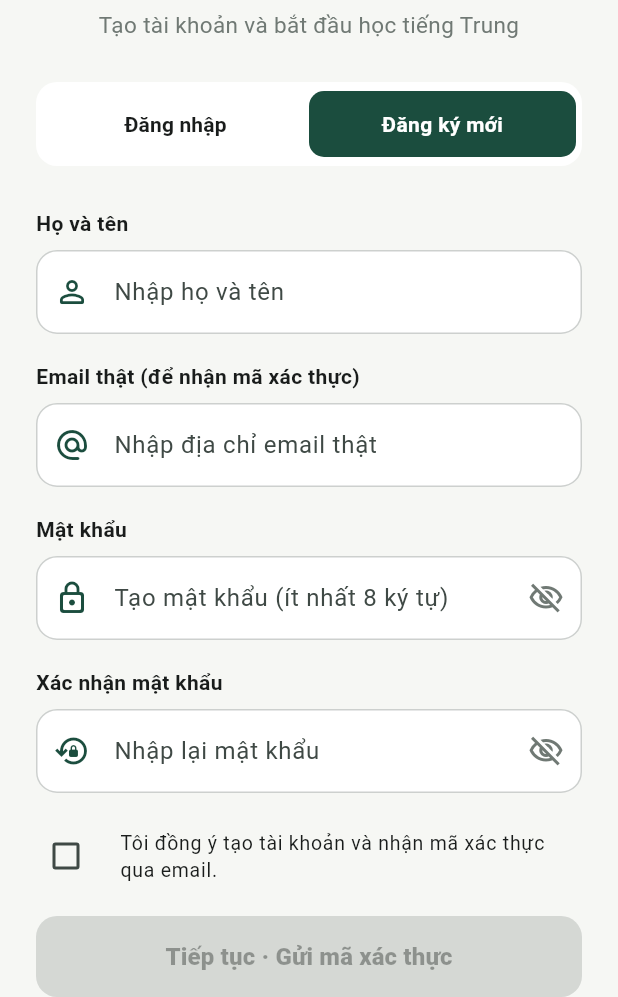
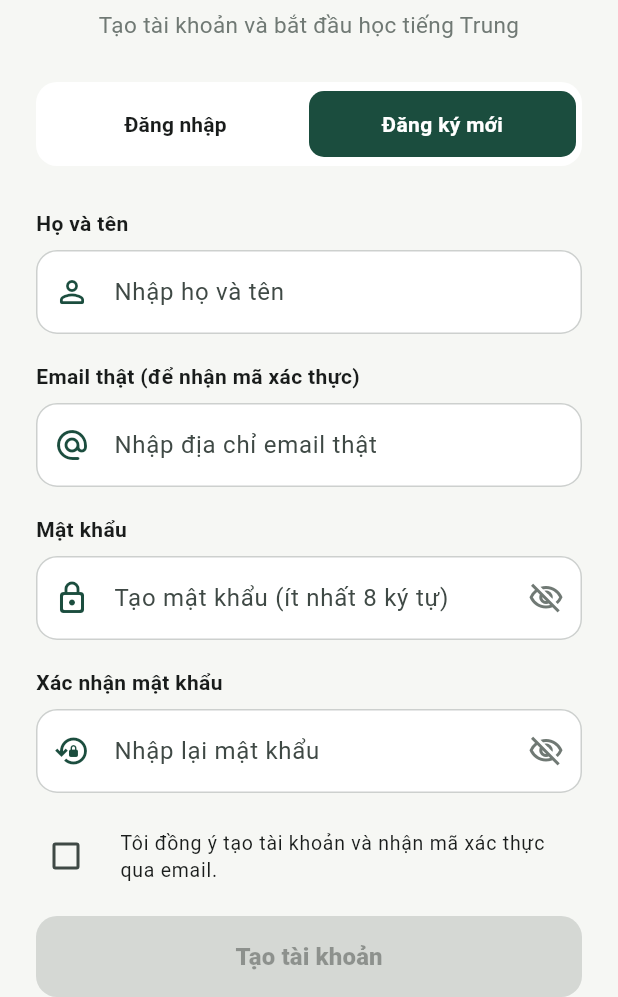
Before and after one commit to Tsukiezz/-Practice-Chinese, a Flutter app: the screen it shows after launch, after a tap on "Đăng ký mới", on a phone screen of 412 x 824 dp, the part 239-1236 px from its top. Run offline on Flutter 3.47's test engine with Material 3 defaults, Android fonts, the phone set to English and light mode, and no system bars; our stand-ins replace audioplayers, shared_preferences, web; Roboto replaces fonts that are missing (HanziGoHSK); project files that could hold a hidden picture were left out.

Commit message:
fix: lint cleanups, dev requirements, and update auth_screens_test for OTP flow

```diff
--- a/lib/src/app.dart
+++ b/lib/src/app.dart
@@ -294,9 +294,9 @@ class _AppShellState extends State<AppShell> {
                       onTap: () => setState(() => _index = 6),
                       child: Container(
                         padding: const EdgeInsets.symmetric(horizontal: 10, vertical: 5),
-                        decoration: BoxDecoration(
-                          color: const Color(0xFFE9F3ED),
-                          borderRadius: BorderRadius.circular(20),
+                        decoration: const BoxDecoration(
+                          color: Color(0xFFE9F3ED),
+                          borderRadius: BorderRadius.all(Radius.circular(20)),
                         ),
                         child: Row(
                           mainAxisSize: MainAxisSize.min,
--- a/lib/src/screens/login_screen.dart
+++ b/lib/src/screens/login_screen.dart
@@ -1,7 +1,5 @@
 import 'guest_dictionary_screen.dart';
-import '../services/web_navigation.dart';
 
-import 'package:flutter/foundation.dart';
 import 'package:flutter/material.dart';
 import 'package:http/http.dart' as http;
 
--- a/lib/src/screens/register_screen.dart
+++ b/lib/src/screens/register_screen.dart
@@ -163,7 +163,8 @@ class _RegisterScreenState extends State<RegisterScreen> {
         email: emailController.text.trim(),
         code: code,
       );
-      if (mounted) Navigator.pop(context, true);
+      if (!mounted) return;
+      Navigator.pop(context, true);
     } on AuthException catch (err) {
       if (mounted) setState(() => _error = err.message);
     } on Exception {
@@ -435,7 +436,7 @@ class _RegisterScreenState extends State<RegisterScreen> {
                           ),
                         ),
                         child: const Text(
-                          'Tiếp tục · Gửi mã xác thực',
+                          'Tạo tài khoản',
                           style: TextStyle(
                             fontSize: 16,
                             fontWeight: FontWeight.w800,
@@ -552,7 +553,7 @@ class _RegisterScreenState extends State<RegisterScreen> {
                           ),
                         ),
                         child: const Text(
-                          'Xác nhận & Hoàn tất đăng ký',
+                          'Xác nhận & Hoàn tất',
                           style: TextStyle(
                             fontSize: 16,
                             fontWeight: FontWeight.w800,
```
Also changed, not shown: lib/src/screens/forgot_password_screen.dart (+1 -6 lines), 2 other files.
